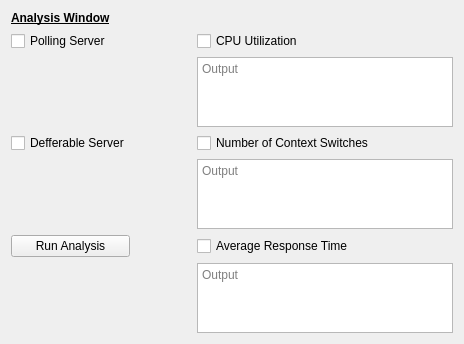
Above: Aperiodic_Scheduling/Frontend/analysiswindow.ui from evanblough/SchedulingAlgGUI before the change. Below: the same form after it.
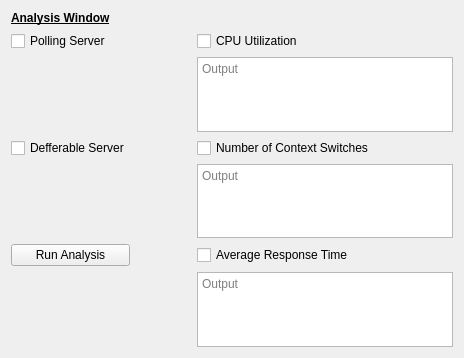
That is the form after the change.

The edit to the form file:
```diff
--- a/Aperiodic_Scheduling/Frontend/analysiswindow.ui
+++ b/Aperiodic_Scheduling/Frontend/analysiswindow.ui
@@ -7,7 +7,7 @@
     <x>0</x>
     <y>0</y>
     <width>464</width>
-    <height>324</height>
+    <height>358</height>
    </rect>
   </property>
   <property name="windowTitle">
```
Left out of the diff: 18 changed lines with no effect on the pictures.
